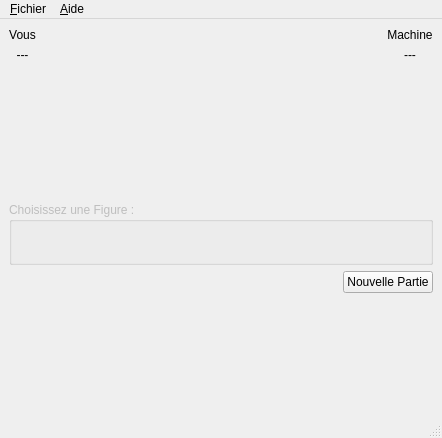
RemiDup1/SAE_2.01, file chifoumivue.ui: the form before one commit.
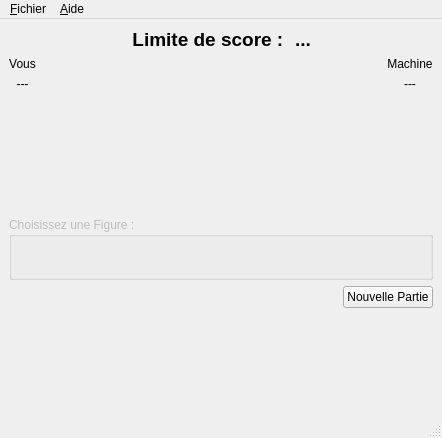
The form after the commit. Icons and pictures are not drawn.

```diff
--- a/chifoumivue.ui
+++ b/chifoumivue.ui
@@ -27,6 +27,65 @@
   </property>
   <widget class="QWidget" name="centralwidget">
    <layout class="QVBoxLayout" name="verticalLayout_4">
+    <item>
+     <layout class="QHBoxLayout" name="horizontalLayout_3">
+      <item>
+       <spacer name="horizontalSpacer_6">
+        <property name="orientation">
+         <enum>Qt::Horizontal</enum>
+        </property>
+        <property name="sizeHint" stdset="0">
+         <size>
+          <width>40</width>
+          <height>20</height>
+         </size>
+        </property>
+       </spacer>
+      </item>
+      <item>
+       <widget class="QLabel" name="labelScore">
+        <property name="font">
+         <font>
+          <pointsize>14</pointsize>
+          <bold>true</bold>
+         </font>
+        </property>
+        <property name="text">
+         <string>Limite de score : </string>
+        </property>
+        <property name="alignment">
+         <set>Qt::AlignCenter</set>
+        </property>
+       </widget>
+      </item>
+      <item>
+       <widget class="QLabel" name="labelLimiteScore">
+        <property name="font">
+         <font>
+          <pointsize>14</pointsize>
+          <bold>true</bold>
+         </font>
+        </property>
+        <property name="text">
+         <string>...</string>
+        </property>
+       </widget>
+      </item>
+      <item>
+       <spacer name="horizontalSpacer_7">
+        <property name="orientation">
+         <enum>Qt::Horizontal</enum>
+        </property>
+        <property name="sizeHint" stdset="0">
+         <size>
+          <width>40</width>
+          <height>20</height>
+         </size>
+        </property>
+       </spacer>
+      </item>
+     </layout>
+    </item>
     <item>
      <layout class="QVBoxLayout" name="VLHaut">
       <property name="sizeConstraint">
@@ -51,6 +110,9 @@
             <property name="text">
              <string>---</string>
             </property>
+            <property name="textFormat">
+             <enum>Qt::AutoText</enum>
+            </property>
             <property name="alignment">
              <set>Qt::AlignCenter</set>
             </property>
```
Left out of the diff: 2 changed lines with no effect on the pictures.
